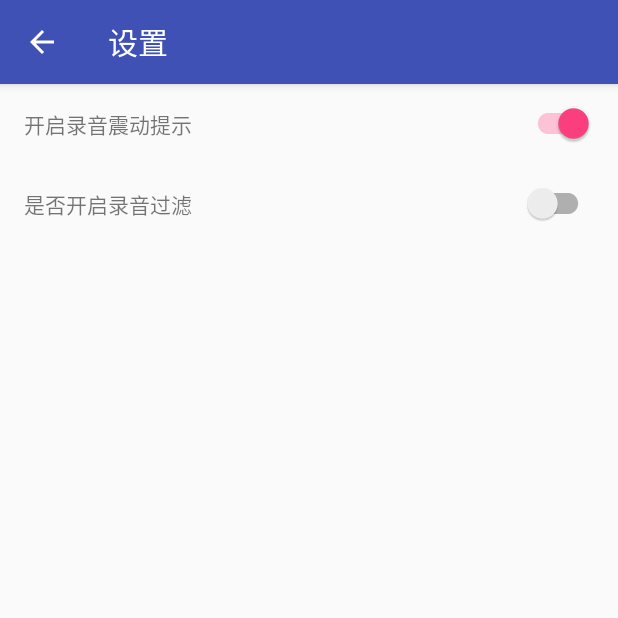
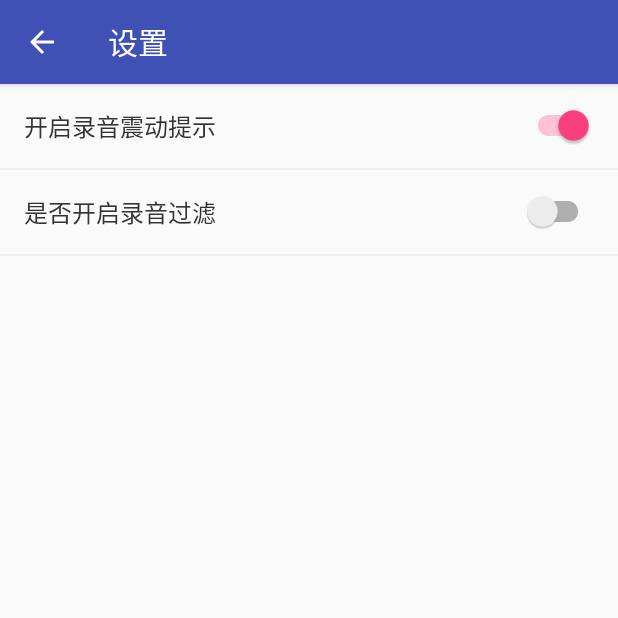
Before and after one commit to guoq1/CallAutoRecord, an Android app: the SetActivity screen opened directly, with no data from a screen before it, on a phone screen of 412 x 824 dp, the top half of it. Run offline under Robolectric (Android 15) with nearby library versions, the phone set to English and light mode, and no system bars.

```diff
--- a/app/src/main/java/com/guoqi/callautorecord/SetActivity.kt
+++ b/app/src/main/java/com/guoqi/callautorecord/SetActivity.kt
@@ -25,17 +25,15 @@ class SetActivity : AppCompatActivity() {
     }
 
     private fun initSet() {
-        sw_vibrate.setOnCheckedChangeListener { _, check ->
-            ACache.get(this).put(VIRBATE, check)
-        }
-        if (ACache.get(this).getAsObject(VIRBATE) != null) {
-            sw_vibrate.isChecked = ACache.get(this).getAsObject(VIRBATE) as Boolean
-        } else {
-            //默认开启录音震动
-            ACache.get(this).put(VIRBATE, true)
-            sw_vibrate.isChecked = true
+        setVibrate()
+
+        setFilter()
+
+        setFilterTime()
     }
 
+    //设置开启过滤,默认全部上传
+    private fun setFilter() {
         sw_filter.setOnCheckedChangeListener { _, check ->
             ACache.get(this).put(FILTER, check)
             if (check) {
@@ -44,62 +42,76 @@ class SetActivity : AppCompatActivity() {
                 ll_filter.visibility = View.GONE
             }
         }
+        if (ACache.get(this).getAsObject(FILTER) != null) {
+            sw_filter.isChecked = ACache.get(this).getAsObject(FILTER) as Boolean
+            if (sw_filter.isChecked) {
+                ll_filter.visibility = View.VISIBLE
+            } else {
+                ll_filter.visibility = View.GONE
+            }
+        } else {
+            ll_filter.visibility = View.GONE
+            ACache.get(this).put(FILTER, false)
+        }
+    }
 
+    //默认开启录音震动
+    private fun setVibrate() {
+        sw_vibrate.setOnCheckedChangeListener { _, check ->
+            ACache.get(this).put(VIRBATE, check)
+        }
+        if (ACache.get(this).getAsObject(VIRBATE) != null) {
+            sw_vibrate.isChecked = ACache.get(this).getAsObject(VIRBATE) as Boolean
+        } else {
+            ACache.get(this).put(VIRBATE, true)
+            sw_vibrate.isChecked = true
+        }
+    }
+
+    //设置过滤规则
+    private fun setFilterTime() {
         cb_all.setOnCheckedChangeListener { _, b ->
             if (b) {
-                ACache.get(this).put(FILTER_TIME, "all")
+                ACache.get(this).put(FILTER_TIME, 0)
                 resetCheck(cb_all)
             }
         }
         cb_15.setOnCheckedChangeListener { _, b ->
             if (b) {
-                ACache.get(this).put(FILTER_TIME, "15")
+                ACache.get(this).put(FILTER_TIME, 15)
                 resetCheck(cb_15)
             }
         }
         cb_30.setOnCheckedChangeListener { _, b ->
             if (b) {
-                ACache.get(this).put(FILTER_TIME, "30")
+                ACache.get(this).put(FILTER_TIME, 30)
                 resetCheck(cb_30)
             }
         }
         cb_60.setOnCheckedChangeListener { _, b ->
             if (b) {
-                ACache.get(this).put(FILTER_TIME, "60")
+                ACache.get(this).put(FILTER_TIME, 60)
                 resetCheck(cb_60)
             }
         }
-        if (ACache.get(this).getAsObject(FILTER) != null) {
-            sw_filter.isChecked = ACache.get(this).getAsObject(FILTER) as Boolean
-            if (sw_filter.isChecked) {
-                ll_filter.visibility = View.VISIBLE
-                //判断选中的是哪个过滤规则
-                if (ACache.get(this).getAsString(FILTER_TIME) != null) {
-                    when (ACache.get(this).getAsString(FILTER_TIME)) {
-                        "all" -> {
+        if (ACache.get(this).getAsObject(FILTER_TIME) != null) {
+            when (ACache.get(this).getAsObject(FILTER_TIME) as Int) {
+                0 -> {
                     resetCheck(cb_all)
                 }
-                        "15" -> {
+                15 -> {
                     resetCheck(cb_15)
                 }
-                        "30" -> {
+                30 -> {
                     resetCheck(cb_30)
                 }
-                        "60" -> {
+                60 -> {
                     resetCheck(cb_60)
                 }
             }
         } else {
-                    ACache.get(this).put(FILTER_TIME, "all")
+            ACache.get(this).put(FILTER_TIME, 0)
             resetCheck(cb_all)
-                }
-            } else {
-                ll_filter.visibility = View.GONE
-            }
-        } else {
-            //默认全部上传
-            ll_filter.visibility = View.GONE
-            ACache.get(this).put(FILTER, false)
         }
     }
 
--- a/app/src/main/res/layout/activity_set.xml
+++ b/app/src/main/res/layout/activity_set.xml
@@ -16,7 +16,9 @@
             android:layout_height="wrap_content"
             android:layout_centerVertical="true"
             android:layout_margin="16dp"
-            android:text="开启录音震动提示" />
+            android:text="开启录音震动提示"
+            android:textColor="#333333"
+            android:textSize="16sp" />
 
         <android.support.v7.widget.SwitchCompat
             android:id="@+id/sw_vibrate"
@@ -29,6 +31,11 @@
             android:checked="true" />
     </RelativeLayout>
 
+    <View
+        android:layout_width="match_parent"
+        android:layout_height="1dp"
+        android:background="#EEEEEE" />
+
     <RelativeLayout
         android:layout_width="match_parent"
         android:layout_height="wrap_content"
@@ -40,7 +47,9 @@
             android:layout_height="wrap_content"
             android:layout_centerVertical="true"
             android:layout_margin="16dp"
-            android:text="是否开启录音过滤" />
+            android:text="是否开启录音过滤"
+            android:textColor="#333333"
+            android:textSize="16sp" />
 
         <android.support.v7.widget.SwitchCompat
             android:id="@+id/sw_filter"
@@ -92,4 +101,9 @@
             android:text="不上传小于60秒的录音"
             android:textSize="14sp" />
     </LinearLayout>
+
+    <View
+        android:layout_width="match_parent"
+        android:layout_height="1dp"
+        android:background="#EEEEEE" />
 </LinearLayout>
--- a/app/src/main/res/layout/adapter_item.xml
+++ b/app/src/main/res/layout/adapter_item.xml
@@ -1,6 +1,6 @@
 <?xml version="1.0" encoding="utf-8"?>
 <LinearLayout xmlns:android="http://schemas.android.com/apk/res/android"
-    android:id="@+id/ll_look"
+    android:id="@+id/ll_item"
     android:layout_width="match_parent"
     android:layout_height="wrap_content"
     android:gravity="center_vertical"
```
Also changed, not shown: app/src/main/java/com/guoqi/callautorecord/CallListener.kt (+26 -0 lines), app/src/main/java/com/guoqi/callautorecord/MainActivity.kt (+15 -42 lines), app/src/main/java/com/guoqi/callautorecord/RecordAdapter.kt (+40 -0 lines). Lines whose indentation alone changed are shown as unchanged.
